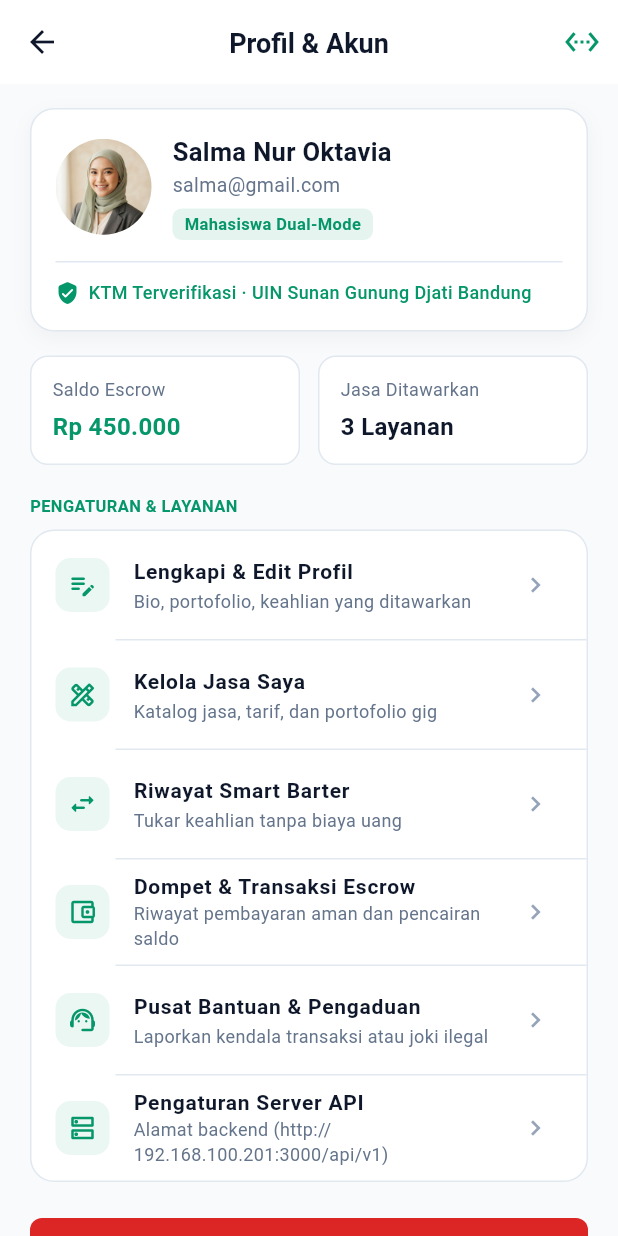
After one commit to luminariadev/sakuskill, a Flutter app: the ProfilePage screen opened by its route, on a phone screen of 412 x 824 dp. The commit adds this screen. Run offline on Flutter 3.47's test engine with Material 3 defaults, Android fonts, the phone set to English and light mode, and no system bars; our stand-ins replace flutter_map, flutter_svg, latlong2; network calls fail; project files that could hold a hidden picture were left out.

Commit message:
fix(mobile): hapus role registrasi, perbaiki IP Wi-Fi server, tambah halaman profil & logout, optimasi animasi 90-120Hz, dan build release APK 18.3MB

```diff
--- a/mobile/lib/app.dart
+++ b/mobile/lib/app.dart
@@ -24,6 +24,11 @@ class SakuSkillApp extends StatelessWidget {
         title: 'SakuSkill',
         debugShowCheckedModeBanner: false,
         theme: AppTheme.light,
+        scrollBehavior: const MaterialScrollBehavior().copyWith(
+          physics: const BouncingScrollPhysics(
+            parent: AlwaysScrollableScrollPhysics(),
+          ),
+        ),
         initialRoute: initialRoute,
         onGenerateRoute: AppRouter.onGenerateRoute,
       ),
--- a/mobile/lib/core/config/app_config.dart
+++ b/mobile/lib/core/config/app_config.dart
@@ -22,14 +22,15 @@ abstract final class AppConfig {
     return false;
   }
 
-  /// Base URL sesuai docs/API_CONTRACT.md. Emulator Android memakai 10.0.2.2.
+  /// Base URL sesuai docs/API_CONTRACT.md. Default pada Android fisik diarahkan
+  /// ke IP Wi-Fi host laptop (192.168.100.201) agar HP dapat langsung terhubung.
   static String get apiBaseUrl {
     if (customServerUrl != null && customServerUrl!.isNotEmpty) {
       return customServerUrl!;
     }
     if (_apiOverride.isNotEmpty) return _apiOverride;
     if (!kIsWeb && defaultTargetPlatform == TargetPlatform.android) {
-      return 'http://10.0.2.2:3000/api/v1';
+      return 'http://192.168.100.201:3000/api/v1';
     }
     return 'http://localhost:3000/api/v1';
   }
--- a/mobile/lib/core/navigation/app_router.dart
+++ b/mobile/lib/core/navigation/app_router.dart
@@ -5,6 +5,7 @@ import '../../features/auth/presentation/pages/login_page.dart';
 import '../../features/auth/presentation/pages/profile_setup_page.dart';
 import '../../features/auth/presentation/pages/register_page.dart';
 import '../../features/auth/presentation/pages/welcome_page.dart';
+import '../../features/profile/presentation/pages/profile_page.dart';
 import '../../features/barter/presentation/pages/barter_chat_page.dart';
 import '../../features/barter/presentation/pages/barter_done_page.dart';
 import '../../features/barter/presentation/pages/barter_history_page.dart';
@@ -40,6 +41,7 @@ abstract final class AppRoutes {
   static const String login = '/auth/login'; // 2
   static const String register = '/auth/register'; // 3
   static const String profileSetup = '/auth/profile-setup'; // 4
+  static const String profile = '/profile';
 
   // ---- Marketplace (5–10) ------------------------------------------------
   static const String shell = '/'; // 5 Beranda · 6 Explore · 8 Chat · 9 Aktivitas
@@ -87,6 +89,7 @@ abstract final class AppRouter {
     AppRoutes.login: (_) => const LoginPage(),
     AppRoutes.register: (_) => const RegisterPage(),
     AppRoutes.profileSetup: (_) => const ProfileSetupPage(),
+    AppRoutes.profile: (_) => const ProfilePage(),
     AppRoutes.shell: (_) => const MainShell(),
     AppRoutes.myServices: (_) => const MyServicesPage(),
     AppRoutes.incomingOrders: (_) => const IncomingOrderPage(),
--- a/mobile/lib/features/auth/data/auth_session.dart
+++ b/mobile/lib/features/auth/data/auth_session.dart
@@ -10,6 +10,10 @@ class AuthSession {
   String? fullName;
   String? email;
   String? role;
+
+  String? get userName => fullName;
+  String? get userEmail => email;
+  String? get userRole => role;
 
   bool get isLoggedIn => accessToken != null && accessToken!.isNotEmpty;
   bool get isProvider => role == 'Penyedia Jasa';
--- a/mobile/lib/features/discovery/presentation/pages/home_discovery_page.dart
+++ b/mobile/lib/features/discovery/presentation/pages/home_discovery_page.dart
@@ -47,7 +47,7 @@ class HomeDiscoveryPage extends StatelessWidget {
                       onBalanceTap: () =>
                           Navigator.of(context).pushNamed(AppRoutes.wallet),
                       onAvatarTap: () => Navigator.of(context)
-                          .pushNamed(AppRoutes.profileSetup),
+                          .pushNamed(AppRoutes.profile),
                     ),
                     const SizedBox(height: 16),
                     SearchPill(
--- /dev/null
+++ b/mobile/lib/features/profile/presentation/pages/profile_page.dart
@@ -0,0 +1,471 @@
+import 'package:flutter/material.dart';
+
+import '../../../../core/config/app_config.dart';
+import '../../../../core/demo/demo_assets.dart';
+import '../../../../core/motion/saku_motion.dart';
+import '../../../../core/navigation/app_router.dart';
+import '../../../../core/theme/app_colors.dart';
+import '../../../../core/theme/app_typography.dart';
+import '../../../../core/widgets/saku_buttons.dart';
+import '../../../../core/widgets/saku_surfaces.dart';
+import '../../../auth/data/auth_session.dart';
+
+/// Halaman Profil Pengguna & Pengaturan Akun SakuSkill.
+/// Menampilkan identitas mahasiswa, status KTM, saldo dompet, menu navigasi,
+/// dan aksi Logout (Keluar Akun) dengan konfirmasi.
+class ProfilePage extends StatefulWidget {
+  const ProfilePage({super.key});
+
+  @override
+  State<ProfilePage> createState() => _ProfilePageState();
+}
+
+class _ProfilePageState extends State<ProfilePage> {
+  Future<void> _openServerSettings() async {
+    final controller = TextEditingController(text: AppConfig.apiBaseUrl);
+    await showDialog<void>(
+      context: context,
+      builder: (ctx) => AlertDialog(
+        title: const Text('Pengaturan Server API'),
+        content: SingleChildScrollView(
+          child: Column(
+            mainAxisSize: MainAxisSize.min,
+            crossAxisAlignment: CrossAxisAlignment.start,
+            children: [
+              const Text(
+                'Sesuaikan alamat backend untuk pengujian di HP fisik / Wi-Fi:',
+                style: TextStyle(fontSize: 12),
+              ),
+              const SizedBox(height: 10),
+              TextField(
+                controller: controller,
+                decoration: const InputDecoration(
+                  border: OutlineInputBorder(),
+                  labelText: 'API Base URL',
+                ),
+              ),
+              const SizedBox(height: 12),
+              Wrap(
+                spacing: 8,
+                runSpacing: 8,
+                children: [
+                  ActionChip(
+                    label: const Text('Wi-Fi Laptop (192.168.100.201)'),
+                    onPressed: () => controller.text = 'http://192.168.100.201:3000/api/v1',
+                  ),
+                  ActionChip(
+                    label: const Text('Emulator (10.0.2.2)'),
+                    onPressed: () => controller.text = 'http://10.0.2.2:3000/api/v1',
+                  ),
+                  ActionChip(
+                    label: const Text('USB Reverse (127.0.0.1)'),
+                    onPressed: () => controller.text = 'http://127.0.0.1:3000/api/v1',
+                  ),
+                ],
+              ),
+            ],
+          ),
+        ),
+        actions: [
+          TextButton(
+            onPressed: () {
+              AppConfig.customUseMockData = true;
+              Navigator.of(ctx).pop();
+              ScaffoldMessenger.of(context).showSnackBar(
+                const SnackBar(content: Text('Beralih ke Mode Offline Demo')),
+              );
+              setState(() {});
+            },
+            child: const Text('Mode Demo'),
+          ),
+          ElevatedButton(
+            onPressed: () {
+              AppConfig.customServerUrl = controller.text.trim();
+              AppConfig.customUseMockData = false;
+              Navigator.of(ctx).pop();
+              ScaffoldMessenger.of(context).showSnackBar(
+                SnackBar(content: Text('Server API diubah: ${AppConfig.apiBaseUrl}')),
+              );
+              setState(() {});
+            },
+            child: const Text('Simpan'),
+          ),
+        ],
+      ),
+    );
+  }
+
+  Future<void> _confirmLogout() async {
+    final confirmed = await showDialog<bool>(
+      context: context,
+      builder: (ctx) => AlertDialog(
+        title: const Text('Konfirmasi Keluar Akun'),
+        content: const Text(
+          'Apakah Anda yakin ingin keluar dari akun SakuSkill pada perangkat ini?',
+        ),
+        actions: [
+          TextButton(
+            onPressed: () => Navigator.of(ctx).pop(false),
+            child: const Text('Batal'),
+          ),
+          ElevatedButton(
+            style: ElevatedButton.styleFrom(
+              backgroundColor: AppColors.danger,
+              foregroundColor: Colors.white,
+            ),
+            onPressed: () => Navigator.of(ctx).pop(true),
+            child: const Text('Keluar'),
+          ),
+        ],
+      ),
+    );
+
+    if (confirmed == true && mounted) {
+      AuthSession.instance.clear();
+      SakuMotion.tick();
+      ScaffoldMessenger.of(context).showSnackBar(
+        const SnackBar(content: Text('Anda telah berhasil keluar dari akun.')),
+      );
+      Navigator.of(context).pushNamedAndRemoveUntil(
+        AppRoutes.login,
+        (_) => false,
+      );
+    }
+  }
+
+  @override
+  Widget build(BuildContext context) {
+    final session = AuthSession.instance;
+    final userName = session.userName ?? 'Salma Nur Oktavia';
+    final userEmail = session.userEmail ?? 'salma@gmail.com';
+    final userRole = session.userRole ?? 'Mahasiswa Dual-Mode';
+
+    return Scaffold(
+      backgroundColor: AppColors.canvasLight,
+      appBar: AppBar(
+        title: const Text(
+          'Profil & Akun',
+          style: TextStyle(
+            fontWeight: FontWeight.w700,
+            fontSize: 18,
+            color: AppColors.textPrimary,
+          ),
+        ),
+        backgroundColor: Colors.white,
+        elevation: 0,
+        centerTitle: true,
+        leading: IconButton(
+          icon: const Icon(Icons.arrow_back, color: AppColors.textPrimary),
+          onPressed: () => Navigator.of(context).pop(),
+        ),
+        actions: [
+          IconButton(
+            icon: const Icon(Icons.settings_ethernet, color: AppColors.primary),
+            tooltip: 'Pengaturan Server API',
+            onPressed: _openServerSettings,
+          ),
+        ],
+      ),
+      body: ListView(
+        padding: const EdgeInsets.symmetric(horizontal: 20, vertical: 16),
+        children: [
+          // Header Kartu Profil
+          Container(
+            padding: const EdgeInsets.all(16),
+            decoration: BoxDecoration(
+              color: Colors.white,
+              borderRadius: BorderRadius.circular(16),
+              border: Border.all(color: AppColors.borderLight),
+              boxShadow: [
+                BoxShadow(
+                  color: Colors.black.withValues(alpha: 0.04),
+                  blurRadius: 10,
+                  offset: const Offset(0, 4),
+                ),
+              ],
+            ),
+            child: Column(
+              children: [
+                Row(
+                  children: [
+                    PhotoAvatar(
+                      name: userName,
+                      asset: DemoAssets.salma,
+                      size: 64,
+                    ),
+                    const SizedBox(width: 14),
+                    Expanded(
+                      child: Column(
+                        crossAxisAlignment: CrossAxisAlignment.start,
+                        children: [
+                          Text(
+                            userName,
+                            style: const TextStyle(
+                              fontSize: 17,
+                              fontWeight: FontWeight.w700,
+                              color: AppColors.textPrimary,
+                            ),
+                          ),
+                          const SizedBox(height: 2),
+                          Text(
+                            userEmail,
+                            style: const TextStyle(
+                              fontSize: 13,
+                              color: AppColors.textSecondary,
+                            ),
+                          ),
+                          const SizedBox(height: 6),
+                          Container(
+                            padding: const EdgeInsets.symmetric(
+                              horizontal: 8,
+                              vertical: 3,
+                            ),
+                            decoration: BoxDecoration(
+                              color: AppColors.primary.withValues(alpha: 0.1),
+                              borderRadius: BorderRadius.circular(6),
+                            ),
+                            child: Text(
+                              userRole,
+                              style: const TextStyle(
+                                fontSize: 11,
+                                fontWeight: FontWeight.w600,
+                                color: AppColors.primary,
+                              ),
+                            ),
+                          ),
+                        ],
+                      ),
+                    ),
+                  ],
+                ),
+                const SizedBox(height: 14),
+                const Divider(height: 1),
+                const SizedBox(height: 12),
+                Row(
+                  children: [
+                    const Icon(
+                      Icons.verified_user_rounded,
+                      size: 16,
+                      color: AppColors.primary,
+                    ),
+                    const SizedBox(width: 6),
+                    const Expanded(
+                      child: Text(
+                        'KTM Terverifikasi · UIN Sunan Gunung Djati Bandung',
+                        style: TextStyle(
+                          fontSize: 12,
+                          fontWeight: FontWeight.w500,
+                          color: AppColors.primary,
+                        ),
+                      ),
+                    ),
+                  ],
+                ),
+              ],
+            ),
+          ),
+
+          const SizedBox(height: 16),
+
+          // Ringkasan Dompet & Aktivitas
+          Row(
+            children: [
+              Expanded(
+                child: PressableScale(
+                  onTap: () => Navigator.of(context).pushNamed(AppRoutes.wallet),
+                  child: Container(
+                    padding: const EdgeInsets.all(14),
+                    decoration: BoxDecoration(
+                      color: Colors.white,
+                      borderRadius: BorderRadius.circular(12),
+                      border: Border.all(color: AppColors.borderLight),
+                    ),
+                    child: Column(
+                      crossAxisAlignment: CrossAxisAlignment.start,
+                      children: const [
+                        Text(
+                          'Saldo Escrow',
+                          style: TextStyle(
+                            fontSize: 12,
+                            color: AppColors.textSecondary,
+                          ),
+                        ),
+                        SizedBox(height: 4),
+                        Text(
+                          'Rp 450.000',
+                          style: TextStyle(
+                            fontSize: 16,
+                            fontWeight: FontWeight.w700,
+                            color: AppColors.primary,
+                          ),
+                        ),
+                      ],
+                    ),
+                  ),
+                ),
+              ),
+              const SizedBox(width: 12),
+              Expanded(
+                child: PressableScale(
+                  onTap: () => Navigator.of(context).pushNamed(AppRoutes.myServices),
+                  child: Container(
+                    padding: const EdgeInsets.all(14),
+                    decoration: BoxDecoration(
+                      color: Colors.white,
+                      borderRadius: BorderRadius.circular(12),
+                      border: Border.all(color: AppColors.borderLight),
+                    ),
+                    child: Column(
+                      crossAxisAlignment: CrossAxisAlignment.start,
+                      children: const [
+                        Text(
+                          'Jasa Ditawarkan',
+                          style: TextStyle(
+                            fontSize: 12,
+                            color: AppColors.textSecondary,
+                          ),
+                        ),
+                        SizedBox(height: 4),
+                        Text(
+                          '3 Layanan',
+                          style: TextStyle(
+                            fontSize: 16,
+                            fontWeight: FontWeight.w700,
+                            color: AppColors.textPrimary,
+                          ),
+                        ),
+                      ],
+                    ),
+                  ),
+                ),
+              ),
+            ],
+          ),
+
+          const SizedBox(height: 20),
+
+          // Menu Navigasi
+          const Text(
+            'PENGATURAN & LAYANAN',
+            style: AppTypography.eyebrow,
+          ),
+          const SizedBox(height: 8),
+
+          Container(
+            decoration: BoxDecoration(
+              color: Colors.white,
+              borderRadius: BorderRadius.circular(16),
+              border: Border.all(color: AppColors.borderLight),
+            ),
+            child: Column(
+              children: [
+                _buildMenuItem(
+                  icon: Icons.edit_note_rounded,
+                  title: 'Lengkapi & Edit Profil',
+                  subtitle: 'Bio, portofolio, keahlian yang ditawarkan',
+                  onTap: () => Navigator.of(context).pushNamed(AppRoutes.profileSetup),
+                ),
+                const Divider(height: 1, indent: 56),
+                _buildMenuItem(
+                  icon: Icons.design_services_outlined,
+                  title: 'Kelola Jasa Saya',
+                  subtitle: 'Katalog jasa, tarif, dan portofolio gig',
+                  onTap: () => Navigator.of(context).pushNamed(AppRoutes.myServices),
+                ),
+                const Divider(height: 1, indent: 56),
+                _buildMenuItem(
+                  icon: Icons.swap_horiz_rounded,
+                  title: 'Riwayat Smart Barter',
+                  subtitle: 'Tukar keahlian tanpa biaya uang',
+                  onTap: () => Navigator.of(context).pushNamed(AppRoutes.barterHistory),
+                ),
+                const Divider(height: 1, indent: 56),
+                _buildMenuItem(
+                  icon: Icons.account_balance_wallet_outlined,
+                  title: 'Dompet & Transaksi Escrow',
+                  subtitle: 'Riwayat pembayaran aman dan pencairan saldo',
+                  onTap: () => Navigator.of(context).pushNamed(AppRoutes.wallet),
+                ),
+                const Divider(height: 1, indent: 56),
+                _buildMenuItem(
+                  icon: Icons.support_agent_rounded,
+                  title: 'Pusat Bantuan & Pengaduan',
+                  subtitle: 'Laporkan kendala transaksi atau joki ilegal',
+                  onTap: () => Navigator.of(context).pushNamed(AppRoutes.complaint),
+                ),
+                const Divider(height: 1, indent: 56),
+                _buildMenuItem(
+                  icon: Icons.dns_outlined,
+                  title: 'Pengaturan Server API',
+                  subtitle: 'Alamat backend (${AppConfig.apiBaseUrl})',
+                  onTap: _openServerSettings,
+                ),
+              ],
+            ),
+          ),
+
+          const SizedBox(height: 24),
+
+          // Tombol Keluar Akun (Logout)
+          SakuButton(
+            key: const Key('profile-logout-button'),
+            label: 'Keluar dari Akun',
+            variant: SakuButtonVariant.destructive,
+            onPressed: _confirmLogout,
+          ),
+
+          const SizedBox(height: 12),
+          const Center(
+            child: Text(
+              'SakuSkill v1.0.0 · Platform Escrow Mahasiswa Kampus',
+              style: TextStyle(
+                fontSize: 11,
+                color: AppColors.textMuted,
+              ),
+            ),
+          ),
+          const SizedBox(height: 24),
+        ],
+      ),
+    );
+  }
+
+  Widget _buildMenuItem({
+    required IconData icon,
+    required String title,
+    required String subtitle,
+    required VoidCallback onTap,
+  }) {
+    return ListTile(
+      leading: Container(
+        padding: const EdgeInsets.all(8),
+        decoration: BoxDecoration(
+          color: AppColors.primary.withValues(alpha: 0.08),
+          borderRadius: BorderRadius.circular(10),
+        ),
+        child: Icon(icon, color: AppColors.primary, size: 20),
+      ),
+      title: Text(
+        title,
+        style: const TextStyle(
+          fontSize: 14,
+          fontWeight: FontWeight.w600,
+          color: AppColors.textPrimary,
+        ),
+      ),
+      subtitle: Text(
+        subtitle,
+        style: const TextStyle(
+          fontSize: 12,
+          color: AppColors.textSecondary,
+        ),
+      ),
+      trailing: const Icon(
+        Icons.chevron_right,
+        size: 20,
+        color: AppColors.textMuted,
+      ),
+      onTap: onTap,
+    );
+  }
+}
```
Also changed, not shown: mobile/lib/core/motion/saku_motion.dart (+18 -18 lines), mobile/lib/features/auth/presentation/pages/register_page.dart (+93 -37 lines), 1 other file.
